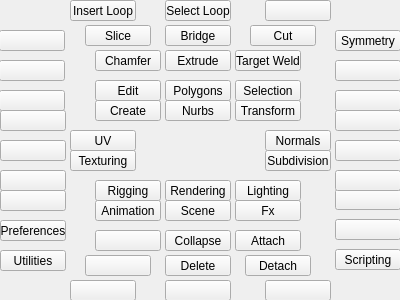
The window that tk_ui/main.ui (m3trik/Scripts_portable) describes before a commit, drawn with Qt 5.
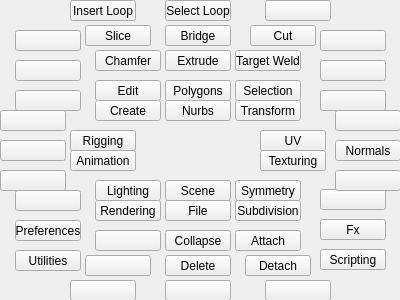
The same window after the commit.

```diff
--- a/tk_ui/main.ui
+++ b/tk_ui/main.ui
@@ -59,8 +59,8 @@
    <widget class="QPushButton" name="i015">
     <property name="geometry">
      <rect>
-      <x>165</x>
-      <y>180</y>
+      <x>95</x>
+      <y>200</y>
       <width>66</width>
       <height>21</height>
      </rect>
@@ -87,8 +87,8 @@
    <widget class="QPushButton" name="i016">
     <property name="geometry">
      <rect>
-      <x>95</x>
-      <y>180</y>
+      <x>70</x>
+      <y>130</y>
       <width>66</width>
       <height>21</height>
      </rect>
@@ -115,8 +115,8 @@
    <widget class="QPushButton" name="i013">
     <property name="geometry">
      <rect>
-      <x>95</x>
-      <y>200</y>
+      <x>70</x>
+      <y>150</y>
       <width>66</width>
       <height>21</height>
      </rect>
@@ -144,7 +144,7 @@
     <property name="geometry">
      <rect>
       <x>165</x>
-      <y>200</y>
+      <y>180</y>
       <width>66</width>
       <height>21</height>
      </rect>
@@ -171,7 +171,7 @@
    <widget class="QPushButton" name="i014">
     <property name="geometry">
      <rect>
-      <x>235</x>
+      <x>95</x>
       <y>180</y>
       <width>66</width>
       <height>21</height>
@@ -196,38 +196,10 @@
      <string>Lighting</string>
     </property>
    </widget>
-   <widget class="QPushButton" name="i017">
-    <property name="geometry">
-     <rect>
-      <x>235</x>
-      <y>200</y>
-      <width>66</width>
-      <height>21</height>
-     </rect>
-    </property>
-    <property name="minimumSize">
-     <size>
-      <width>0</width>
-      <height>21</height>
-     </size>
-    </property>
-    <property name="maximumSize">
-     <size>
-      <width>16777215</width>
-      <height>21</height>
-     </size>
-    </property>
-    <property name="whatsThis">
-     <string>fx</string>
-    </property>
-    <property name="text">
-     <string>Fx</string>
-    </property>
-   </widget>
    <widget class="QPushButton" name="i018">
     <property name="geometry">
      <rect>
-      <x>70</x>
+      <x>260</x>
       <y>130</y>
       <width>66</width>
       <height>21</height>
@@ -255,7 +227,7 @@
    <widget class="QPushButton" name="i012">
     <property name="geometry">
      <rect>
-      <x>70</x>
+      <x>260</x>
       <y>150</y>
       <width>66</width>
       <height>21</height>
@@ -280,39 +252,11 @@
      <string>Texturing</string>
     </property>
    </widget>
-   <widget class="QPushButton" name="i005">
-    <property name="geometry">
-     <rect>
-      <x>265</x>
-      <y>130</y>
-      <width>66</width>
-      <height>21</height>
-     </rect>
-    </property>
-    <property name="minimumSize">
-     <size>
-      <width>0</width>
-      <height>21</height>
-     </size>
-    </property>
-    <property name="maximumSize">
-     <size>
-      <width>16777215</width>
-      <height>21</height>
-     </size>
-    </property>
-    <property name="whatsThis">
-     <string>normals</string>
-    </property>
-    <property name="text">
-     <string>Normals</string>
-    </property>
-   </widget>
    <widget class="QPushButton" name="i004">
     <property name="geometry">
      <rect>
-      <x>265</x>
-      <y>150</y>
+      <x>235</x>
+      <y>200</y>
       <width>66</width>
       <height>21</height>
      </rect>
@@ -629,7 +573,7 @@
       </size>
      </property>
      <property name="toolTip">
-      <string>Minimize Window</string>
+      <string/>
      </property>
      <property name="text">
       <string>Collapse</string>
@@ -685,7 +629,7 @@
       </size>
      </property>
      <property name="toolTip">
-      <string>Multi-Cut</string>
+      <string/>
      </property>
      <property name="text">
       <string/>
@@ -701,38 +645,10 @@
       <height>81</height>
      </rect>
     </property>
-    <widget class="QPushButton" name="i021">
-     <property name="geometry">
-      <rect>
-       <x>35</x>
-       <y>0</y>
-       <width>66</width>
-       <height>21</height>
-      </rect>
-     </property>
-     <property name="minimumSize">
-      <size>
-       <width>0</width>
-       <height>21</height>
-      </size>
-     </property>
-     <property name="maximumSize">
-      <size>
-       <width>16777215</width>
-       <height>21</height>
-      </size>
-     </property>
-     <property name="whatsThis">
-      <string>symmetry</string>
-     </property>
-     <property name="text">
-      <string>Symmetry</string>
-     </property>
-    </widget>
     <widget class="QPushButton" name="v027">
      <property name="geometry">
       <rect>
-       <x>35</x>
+       <x>20</x>
        <y>60</y>
        <width>66</width>
        <height>21</height>
@@ -751,16 +667,44 @@
       </size>
      </property>
      <property name="toolTip">
-      <string>Multi-Cut</string>
+      <string/>
      </property>
      <property name="text">
       <string/>
      </property>
     </widget>
-    <widget class="QPushButton" name="v028">
+    <widget class="QPushButton" name="v022">
      <property name="geometry">
       <rect>
-       <x>35</x>
+       <x>20</x>
+       <y>0</y>
+       <width>66</width>
+       <height>21</height>
+      </rect>
+     </property>
+     <property name="minimumSize">
+      <size>
+       <width>0</width>
+       <height>21</height>
+      </size>
+     </property>
+     <property name="maximumSize">
+      <size>
+       <width>16777215</width>
+       <height>21</height>
+      </size>
+     </property>
+     <property name="toolTip">
+      <string/>
+     </property>
+     <property name="text">
+      <string/>
+     </property>
+    </widget>
+    <widget class="QPushButton" name="v029">
+     <property name="geometry">
+      <rect>
+       <x>20</x>
        <y>30</y>
        <width>66</width>
        <height>21</height>
@@ -779,7 +723,7 @@
       </size>
      </property>
      <property name="toolTip">
-      <string>Multi-Cut</string>
+      <string/>
      </property>
      <property name="text">
       <string/>
@@ -789,7 +733,7 @@
    <widget class="QWidget" name="r004" native="true">
     <property name="geometry">
      <rect>
-      <x>-1</x>
+      <x>0</x>
       <y>30</y>
       <width>96</width>
       <height>81</height>
@@ -798,7 +742,7 @@
     <widget class="QPushButton" name="v024">
      <property name="geometry">
       <rect>
-       <x>0</x>
+       <x>15</x>
        <y>60</y>
        <width>66</width>
        <height>21</height>
@@ -817,13 +761,13 @@
       </size>
      </property>
      <property name="toolTip">
-      <string>Multi-Cut</string>
+      <string/>
      </property>
     </widget>
     <widget class="QPushButton" name="v025">
      <property name="geometry">
       <rect>
-       <x>0</x>
+       <x>15</x>
        <y>0</y>
        <width>66</width>
        <height>21</height>
@@ -842,13 +786,13 @@
       </size>
      </property>
      <property name="toolTip">
-      <string>Multi-Cut</string>
+      <string/>
      </property>
     </widget>
     <widget class="QPushButton" name="v026">
      <property name="geometry">
       <rect>
-       <x>0</x>
+       <x>15</x>
        <y>30</y>
        <width>66</width>
        <height>21</height>
@@ -867,7 +811,7 @@
       </size>
      </property>
      <property name="toolTip">
-      <string>Multi-Cut</string>
+      <string/>
      </property>
     </widget>
    </widget>
@@ -883,7 +827,7 @@
     <widget class="QPushButton" name="i022">
      <property name="geometry">
       <rect>
-       <x>0</x>
+       <x>15</x>
        <y>30</y>
        <width>66</width>
        <height>21</height>
@@ -914,7 +858,7 @@
     <widget class="QPushButton" name="i020">
      <property name="geometry">
       <rect>
-       <x>0</x>
+       <x>15</x>
        <y>60</y>
        <width>66</width>
        <height>21</height>
@@ -942,10 +886,10 @@
       <string>Utilities</string>
      </property>
     </widget>
-    <widget class="QPushButton" name="v031">
+    <widget class="QPushButton" name="v030">
      <property name="geometry">
       <rect>
-       <x>0</x>
+       <x>15</x>
        <y>0</y>
        <width>66</width>
        <height>21</height>
@@ -964,7 +908,7 @@
       </size>
      </property>
      <property name="toolTip">
-      <string>Multi-Cut</string>
+      <string/>
      </property>
     </widget>
    </widget>
@@ -980,7 +924,7 @@
     <widget class="QPushButton" name="i023">
      <property name="geometry">
       <rect>
-       <x>35</x>
+       <x>20</x>
        <y>60</y>
        <width>66</width>
        <height>21</height>
@@ -1005,38 +949,10 @@
       <string>Scripting</string>
      </property>
     </widget>
-    <widget class="QPushButton" name="v029">
+    <widget class="QPushButton" name="v028">
      <property name="geometry">
       <rect>
-       <x>35</x>
-       <y>30</y>
-       <width>66</width>
-       <height>21</height>
-      </rect>
-     </property>
-     <property name="minimumSize">
-      <size>
-       <width>0</width>
-       <height>21</height>
-      </size>
-     </property>
-     <property name="maximumSize">
-      <size>
-       <width>16777215</width>
-       <height>21</height>
-      </size>
-     </property>
-     <property name="toolTip">
-      <string>Multi-Cut</string>
-     </property>
-     <property name="text">
-      <string/>
-     </property>
-    </widget>
-    <widget class="QPushButton" name="v030">
-     <property name="geometry">
-      <rect>
-       <x>35</x>
+       <x>20</x>
        <y>0</y>
        <width>66</width>
        <height>21</height>
@@ -1055,12 +971,40 @@
       </size>
      </property>
      <property name="toolTip">
-      <string>Multi-Cut</string>
+      <string/>
      </property>
      <property name="text">
       <string/>
      </property>
     </widget>
+    <widget class="QPushButton" name="i024">
+     <property name="geometry">
+      <rect>
+       <x>20</x>
+       <y>30</y>
+       <width>66</width>
+       <height>21</height>
+      </rect>
+     </property>
+     <property name="minimumSize">
+      <size>
+       <width>0</width>
+       <height>21</height>
+      </size>
+     </property>
+     <property name="maximumSize">
+      <size>
+       <width>16777215</width>
+       <height>21</height>
+      </size>
+     </property>
+     <property name="whatsThis">
+      <string>fx</string>
+     </property>
+     <property name="text">
+      <string>Fx</string>
+     </property>
+    </widget>
    </widget>
    <widget class="QWidget" name="r002" native="true">
     <property name="geometry">
@@ -1093,7 +1037,7 @@
       </size>
      </property>
      <property name="toolTip">
-      <string>Multi-Cut</string>
+      <string/>
      </property>
     </widget>
     <widget class="QPushButton" name="v020">
@@ -1118,7 +1062,7 @@
       </size>
      </property>
      <property name="toolTip">
-      <string>Multi-Cut</string>
+      <string/>
      </property>
     </widget>
     <widget class="QPushButton" name="v021">
@@ -1143,7 +1087,7 @@
       </size>
      </property>
      <property name="toolTip">
-      <string>Multi-Cut</string>
+      <string/>
      </property>
     </widget>
    </widget>
@@ -1178,35 +1122,7 @@
       </size>
      </property>
      <property name="toolTip">
-      <string>Multi-Cut</string>
-     </property>
-     <property name="text">
       <string/>
-     </property>
-    </widget>
-    <widget class="QPushButton" name="v022">
-     <property name="geometry">
-      <rect>
-       <x>5</x>
-       <y>30</y>
-       <width>66</width>
-       <height>21</height>
-      </rect>
-     </property>
-     <property name="minimumSize">
-      <size>
-       <width>0</width>
-       <height>21</height>
-      </size>
-     </property>
-     <property name="maximumSize">
-      <size>
-       <width>16777215</width>
-       <height>21</height>
-      </size>
-     </property>
-     <property name="toolTip">
-      <string>Multi-Cut</string>
      </property>
      <property name="text">
       <string/>
@@ -1234,12 +1150,40 @@
       </size>
      </property>
      <property name="toolTip">
-      <string>Multi-Cut</string>
+      <string/>
      </property>
      <property name="text">
       <string/>
      </property>
     </widget>
+    <widget class="QPushButton" name="i005">
+     <property name="geometry">
+      <rect>
+       <x>5</x>
+       <y>30</y>
+       <width>66</width>
+       <height>21</height>
+      </rect>
+     </property>
+     <property name="minimumSize">
+      <size>
+       <width>0</width>
+       <height>21</height>
+      </size>
+     </property>
+     <property name="maximumSize">
+      <size>
+       <width>16777215</width>
+       <height>21</height>
+      </size>
+     </property>
+     <property name="whatsThis">
+      <string>normals</string>
+     </property>
+     <property name="text">
+      <string>Normals</string>
+     </property>
+    </widget>
    </widget>
    <widget class="QWidget" name="r008" native="true">
     <property name="geometry">
@@ -1422,7 +1366,7 @@
       </size>
      </property>
      <property name="toolTip">
-      <string>Multi-Cut</string>
+      <string/>
      </property>
      <property name="text">
       <string/>
@@ -1488,7 +1432,7 @@
       </size>
      </property>
      <property name="toolTip">
-      <string>Delete history</string>
+      <string>Delete</string>
      </property>
      <property name="text">
       <string>Delete</string>
@@ -1516,7 +1460,7 @@
       </size>
      </property>
      <property name="toolTip">
-      <string>Multi-Cut</string>
+      <string/>
      </property>
      <property name="text">
       <string/>
@@ -1554,7 +1498,7 @@
       </size>
      </property>
      <property name="toolTip">
-      <string>Multi-Cut</string>
+      <string/>
      </property>
      <property name="text">
       <string/>
@@ -1582,7 +1526,7 @@
       </size>
      </property>
      <property name="toolTip">
-      <string>Multi-Cut</string>
+      <string/>
      </property>
      <property name="text">
       <string/>
@@ -1610,13 +1554,72 @@
       </size>
      </property>
      <property name="toolTip">
-      <string>Multi-Cut</string>
+      <string/>
      </property>
      <property name="text">
       <string/>
      </property>
     </widget>
    </widget>
+   <widget class="QPushButton" name="i017">
+    <property name="geometry">
+     <rect>
+      <x>165</x>
+      <y>200</y>
+      <width>66</width>
+      <height>21</height>
+     </rect>
+    </property>
+    <property name="minimumSize">
+     <size>
+      <width>0</width>
+      <height>21</height>
+     </size>
+    </property>
+    <property name="maximumSize">
+     <size>
+      <width>16777215</width>
+      <height>21</height>
+     </size>
+    </property>
+    <property name="toolTip">
+     <string/>
+    </property>
+    <property name="whatsThis">
+     <string>file</string>
+    </property>
+    <property name="text">
+     <string>File</string>
+    </property>
+   </widget>
+   <widget class="QPushButton" name="i021">
+    <property name="geometry">
+     <rect>
+      <x>235</x>
+      <y>180</y>
+      <width>66</width>
+      <height>21</height>
+     </rect>
+    </property>
+    <property name="minimumSize">
+     <size>
+      <width>0</width>
+      <height>21</height>
+     </size>
+    </property>
+    <property name="maximumSize">
+     <size>
+      <width>16777215</width>
+      <height>21</height>
+     </size>
+    </property>
+    <property name="whatsThis">
+     <string>symmetry</string>
+    </property>
+    <property name="text">
+     <string>Symmetry</string>
+    </property>
+   </widget>
    <zorder>r009</zorder>
    <zorder>r008</zorder>
    <zorder>r006</zorder>
@@ -1629,10 +1632,8 @@
    <zorder>i013</zorder>
    <zorder>i003</zorder>
    <zorder>i014</zorder>
-   <zorder>i017</zorder>
    <zorder>i018</zorder>
    <zorder>i012</zorder>
-   <zorder>i005</zorder>
    <zorder>i004</zorder>
    <zorder>i006</zorder>
    <zorder>i007</zorder>
@@ -1645,6 +1646,8 @@
    <zorder>r002</zorder>
    <zorder>r010</zorder>
    <zorder>r011</zorder>
+   <zorder>i017</zorder>
+   <zorder>i021</zorder>
   </widget>
  </widget>
  <resources/>
```
